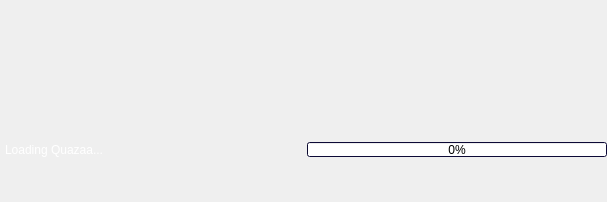
This is trunk/dialogsplash.ui in c3c/quazaa as Qt 5 draws it before an edit. The edited form follows.
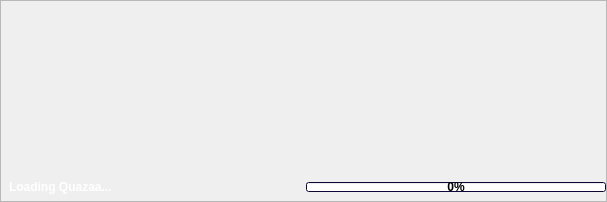
This is the edited form. Icons and pictures are not drawn.

The edit to the form file:
```diff
--- a/trunk/dialogsplash.ui
+++ b/trunk/dialogsplash.ui
@@ -29,9 +29,7 @@
    <string/>
   </property>
   <property name="styleSheet">
-   <string notr="true">QDialog {	 
-	background-image: url(:/Resource/Splash.png);
-}</string>
+   <string notr="true"/>
   </property>
   <property name="modal">
    <bool>true</bool>
@@ -45,26 +43,50 @@
    </property>
    <item row="0" column="0">
     <layout class="QGridLayout" name="gridLayoutLogo">
-     <item row="1" column="0">
+     <item row="0" column="0">
+      <widget class="QFrame" name="frameBackground">
+       <property name="styleSheet">
+        <string notr="true">QFrame {
+	border-image: url(:/Resource/Splash.png) repeat;
+}</string>
+       </property>
+       <property name="frameShape">
+        <enum>QFrame::StyledPanel</enum>
+       </property>
+       <property name="frameShadow">
+        <enum>QFrame::Raised</enum>
+       </property>
+       <layout class="QGridLayout" name="gridLayout_2">
+        <property name="margin">
+         <number>0</number>
+        </property>
+        <property name="spacing">
+         <number>0</number>
+        </property>
+        <item row="0" column="0" rowspan="2" colspan="2">
       <widget class="QLabel" name="labelLogo">
        <property name="styleSheet">
-        <string notr="true">background-color: transparent;</string>
+           <string notr="true">background-color: transparent;
+min-height: 172px;
+max-height: 172px;
+min-width: 605px;
+max-width: 605px;
+border-image: url(:/Resource/QuazaaLogo.png);</string>
        </property>
        <property name="text">
         <string/>
        </property>
-       <property name="pixmap">
-        <pixmap resource="Resource.qrc">:/Resource/QuazaaLogo.png</pixmap>
-       </property>
-      </widget>
-     </item>
-    </layout>
-   </item>
-   <item row="1" column="0">
+         </widget>
+        </item>
+        <item row="2" column="0">
     <widget class="QFrame" name="frameFooter">
      <property name="styleSheet">
       <string notr="true">QFrame {
-	background-image: url(:/Resource/HeaderBackground.png);
+	border-image: url(:/Resource/HeaderBackground.png) repeat;
+	min-height: 28;
+	max-height: 28;
+	min-width: 605px;
+	max-width: 605px;
 }</string>
      </property>
      <property name="frameShape">
@@ -74,35 +96,207 @@
       <enum>QFrame::Raised</enum>
      </property>
      <layout class="QGridLayout" name="gridLayout_5">
-      <property name="leftMargin">
-       <number>5</number>
-      </property>
-      <property name="topMargin">
+           <property name="horizontalSpacing">
        <number>2</number>
       </property>
-      <property name="rightMargin">
+           <property name="verticalSpacing">
        <number>0</number>
       </property>
-      <property name="bottomMargin">
-       <number>4</number>
-      </property>
-      <property name="spacing">
-       <number>2</number>
-      </property>
+           <property name="margin">
+            <number>0</number>
+           </property>
+           <item row="0" column="0" rowspan="3">
+            <widget class="QLabel" name="labelStatus">
+             <property name="sizePolicy">
+              <sizepolicy hsizetype="MinimumExpanding" vsizetype="Preferred">
+               <horstretch>0</horstretch>
+               <verstretch>0</verstretch>
+              </sizepolicy>
+             </property>
+             <property name="palette">
+              <palette>
+               <active>
+                <colorrole role="WindowText">
+                 <brush brushstyle="SolidPattern">
+                  <color alpha="255">
+                   <red>255</red>
+                   <green>255</green>
+                   <blue>255</blue>
+                  </color>
+                 </brush>
+                </colorrole>
+                <colorrole role="Button">
+                 <brush brushstyle="SolidPattern">
+                  <color alpha="0">
+                   <red>0</red>
+                   <green>0</green>
+                   <blue>0</blue>
+                  </color>
+                 </brush>
+                </colorrole>
+                <colorrole role="Text">
+                 <brush brushstyle="SolidPattern">
+                  <color alpha="255">
+                   <red>255</red>
+                   <green>255</green>
+                   <blue>255</blue>
+                  </color>
+                 </brush>
+                </colorrole>
+                <colorrole role="ButtonText">
+                 <brush brushstyle="SolidPattern">
+                  <color alpha="255">
+                   <red>255</red>
+                   <green>255</green>
+                   <blue>255</blue>
+                  </color>
+                 </brush>
+                </colorrole>
+                <colorrole role="Base">
+                 <brush brushstyle="SolidPattern">
+                  <color alpha="0">
+                   <red>0</red>
+                   <green>0</green>
+                   <blue>0</blue>
+                  </color>
+                 </brush>
+                </colorrole>
+                <colorrole role="Window">
+                 <brush brushstyle="SolidPattern">
+                  <color alpha="0">
+                   <red>0</red>
+                   <green>0</green>
+                   <blue>0</blue>
+                  </color>
+                 </brush>
+                </colorrole>
+               </active>
+               <inactive>
+                <colorrole role="WindowText">
+                 <brush brushstyle="SolidPattern">
+                  <color alpha="255">
+                   <red>255</red>
+                   <green>255</green>
+                   <blue>255</blue>
+                  </color>
+                 </brush>
+                </colorrole>
+                <colorrole role="Button">
+                 <brush brushstyle="SolidPattern">
+                  <color alpha="0">
+                   <red>0</red>
+                   <green>0</green>
+                   <blue>0</blue>
+                  </color>
+                 </brush>
+                </colorrole>
+                <colorrole role="Text">
+                 <brush brushstyle="SolidPattern">
+                  <color alpha="255">
+                   <red>255</red>
+                   <green>255</green>
+                   <blue>255</blue>
+                  </color>
+                 </brush>
+                </colorrole>
+                <colorrole role="ButtonText">
+                 <brush brushstyle="SolidPattern">
+                  <color alpha="255">
+                   <red>255</red>
+                   <green>255</green>
+                   <blue>255</blue>
+                  </color>
+                 </brush>
+                </colorrole>
+                <colorrole role="Base">
+                 <brush brushstyle="SolidPattern">
+                  <color alpha="0">
+                   <red>0</red>
+                   <green>0</green>
+                   <blue>0</blue>
+                  </color>
+                 </brush>
+                </colorrole>
+                <colorrole role="Window">
+                 <brush brushstyle="SolidPattern">
+                  <color alpha="0">
+                   <red>0</red>
+                   <green>0</green>
+                   <blue>0</blue>
+                  </color>
+                 </brush>
+                </colorrole>
+               </inactive>
+               <disabled>
+                <colorrole role="WindowText">
+                 <brush brushstyle="SolidPattern">
+                  <color alpha="255">
+                   <red>255</red>
+                   <green>255</green>
+                   <blue>255</blue>
+                  </color>
+                 </brush>
+                </colorrole>
+                <colorrole role="Button">
+                 <brush brushstyle="SolidPattern">
+                  <color alpha="0">
+                   <red>0</red>
+                   <green>0</green>
+                   <blue>0</blue>
+                  </color>
+                 </brush>
+                </colorrole>
+                <colorrole role="Text">
+                 <brush brushstyle="SolidPattern">
+                  <color alpha="255">
+                   <red>255</red>
+                   <green>255</green>
+                   <blue>255</blue>
+                  </color>
+                 </brush>
+                </colorrole>
+                <colorrole role="ButtonText">
+                 <brush brushstyle="SolidPattern">
+                  <color alpha="255">
+                   <red>255</red>
+                   <green>255</green>
+                   <blue>255</blue>
+                  </color>
+                 </brush>
+                </colorrole>
+                <colorrole role="Base">
+                 <brush brushstyle="SolidPattern">
+                  <color alpha="0">
+                   <red>0</red>
+                   <green>0</green>
+                   <blue>0</blue>
+                  </color>
+                 </brush>
+                </colorrole>
+                <colorrole role="Window">
+                 <brush brushstyle="SolidPattern">
+                  <color alpha="0">
+                   <red>0</red>
+                   <green>0</green>
+                   <blue>0</blue>
+                  </color>
+                 </brush>
+                </colorrole>
+               </disabled>
+              </palette>
+             </property>
+             <property name="styleSheet">
+              <string notr="true">font-weight: bold;
+color: white;
+background-color: transparent;
+padding-left: 5px;</string>
+             </property>
+             <property name="text">
+              <string>Loading Quazaa...</string>
+             </property>
+            </widget>
+           </item>
       <item row="1" column="2">
-       <spacer name="horizontalSpacerFooter">
-        <property name="orientation">
-         <enum>Qt::Horizontal</enum>
-        </property>
-        <property name="sizeHint" stdset="0">
-         <size>
-          <width>40</width>
-          <height>20</height>
-         </size>
-        </property>
-       </spacer>
-      </item>
-      <item row="1" column="3">
        <widget class="QProgressBar" name="progressBarStatus">
         <property name="sizePolicy">
          <sizepolicy hsizetype="MinimumExpanding" vsizetype="Fixed">
@@ -113,7 +307,7 @@
         <property name="maximumSize">
          <size>
           <width>300</width>
-          <height>15</height>
+               <height>10</height>
          </size>
         </property>
         <property name="palette">
@@ -180,150 +374,40 @@
           </disabled>
          </palette>
         </property>
+             <property name="styleSheet">
+              <string notr="true">font-weight: bold;
+max-height: 10px;
+min-height: 10px;
+max-width: 300px;
+min-width: 300px;</string>
+             </property>
         <property name="value">
          <number>0</number>
         </property>
        </widget>
       </item>
-      <item row="1" column="0">
-       <widget class="QLabel" name="labelStatus">
-        <property name="sizePolicy">
-         <sizepolicy hsizetype="MinimumExpanding" vsizetype="Preferred">
-          <horstretch>0</horstretch>
-          <verstretch>0</verstretch>
-         </sizepolicy>
-        </property>
-        <property name="palette">
-         <palette>
-          <active>
-           <colorrole role="WindowText">
-            <brush brushstyle="SolidPattern">
-             <color alpha="255">
-              <red>255</red>
-              <green>255</green>
-              <blue>255</blue>
-             </color>
-            </brush>
-           </colorrole>
-           <colorrole role="Button">
-            <brush brushstyle="SolidPattern">
-             <color alpha="0">
-              <red>0</red>
-              <green>0</green>
-              <blue>0</blue>
-             </color>
-            </brush>
-           </colorrole>
-           <colorrole role="Base">
-            <brush brushstyle="SolidPattern">
-             <color alpha="0">
-              <red>0</red>
-              <green>0</green>
-              <blue>0</blue>
-             </color>
-            </brush>
-           </colorrole>
-           <colorrole role="Window">
-            <brush brushstyle="SolidPattern">
-             <color alpha="0">
-              <red>0</red>
-              <green>0</green>
-              <blue>0</blue>
-             </color>
-            </brush>
-           </colorrole>
-          </active>
-          <inactive>
-           <colorrole role="WindowText">
-            <brush brushstyle="SolidPattern">
-             <color alpha="255">
-              <red>255</red>
-              <green>255</green>
-              <blue>255</blue>
-             </color>
-            </brush>
-           </colorrole>
-           <colorrole role="Button">
-            <brush brushstyle="SolidPattern">
-             <color alpha="0">
-              <red>0</red>
-              <green>0</green>
-              <blue>0</blue>
-             </color>
-            </brush>
-           </colorrole>
-           <colorrole role="Base">
-            <brush brushstyle="SolidPattern">
-             <color alpha="0">
-              <red>0</red>
-              <green>0</green>
-              <blue>0</blue>
-             </color>
-            </brush>
-           </colorrole>
-           <colorrole role="Window">
-            <brush brushstyle="SolidPattern">
-             <color alpha="0">
-              <red>0</red>
-              <green>0</green>
-              <blue>0</blue>
-             </color>
-            </brush>
-           </colorrole>
-          </inactive>
-          <disabled>
-           <colorrole role="WindowText">
-            <brush brushstyle="SolidPattern">
-             <color alpha="255">
-              <red>118</red>
-              <green>116</green>
-              <blue>108</blue>
-             </color>
-            </brush>
-           </colorrole>
-           <colorrole role="Button">
-            <brush brushstyle="SolidPattern">
-             <color alpha="0">
-              <red>0</red>
-              <green>0</green>
-              <blue>0</blue>
-             </color>
-            </brush>
-           </colorrole>
-           <colorrole role="Base">
-            <brush brushstyle="SolidPattern">
-             <color alpha="0">
-              <red>0</red>
-              <green>0</green>
-              <blue>0</blue>
-             </color>
-            </brush>
-           </colorrole>
-           <colorrole role="Window">
-            <brush brushstyle="SolidPattern">
-             <color alpha="0">
-              <red>0</red>
-              <green>0</green>
-              <blue>0</blue>
-             </color>
-            </brush>
-           </colorrole>
-          </disabled>
-         </palette>
-        </property>
-        <property name="styleSheet">
-         <string notr="true">background-color: transparent;
-</string>
-        </property>
-        <property name="text">
-         <string>Loading Quazaa...</string>
-        </property>
+           <item row="1" column="1">
+            <spacer name="horizontalSpacerFooter">
+             <property name="orientation">
+              <enum>Qt::Horizontal</enum>
+             </property>
+             <property name="sizeHint" stdset="0">
+              <size>
+               <width>0</width>
+               <height>0</height>
+              </size>
+             </property>
+            </spacer>
+           </item>
+          </layout>
        </widget>
       </item>
      </layout>
     </widget>
    </item>
   </layout>
+   </item>
+  </layout>
  </widget>
  <resources>
   <include location="Resource.qrc"/>
```
Left out of the diff: 4 changed lines with no effect on the pictures. Lines whose indentation alone changed are shown as unchanged.
